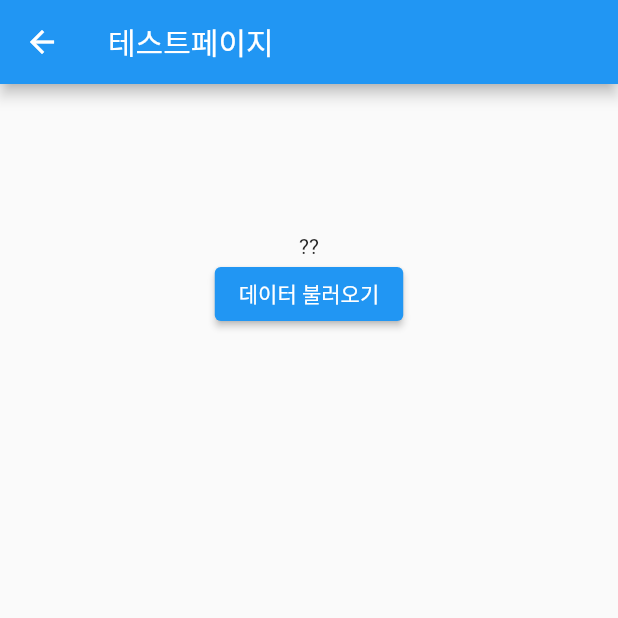
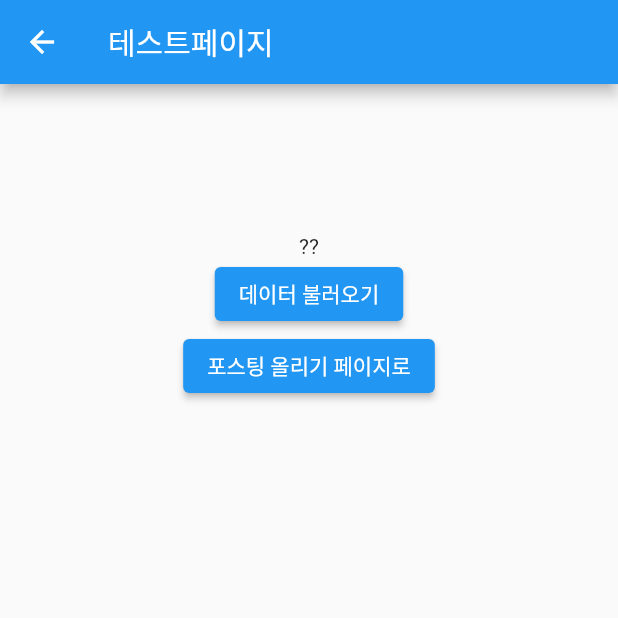
Before and after one commit to 2thekey/hsjmt001, a Flutter app: the screen it shows after launch, after a tap on "홍성JMT (맛있는 한끼면 충분해~)", on a phone screen of 412 x 824 dp, the top half of it. Run offline on Flutter 3.47's test engine with Material 2 defaults, Android fonts, the phone set to English and light mode, and no system bars; our stand-ins replace cloud_firestore, firebase_core, get; missing offline and left inert: scrolling_page_indicator; accounts and stored records are empty; network calls fail; Roboto replaces fonts that are missing (DongleRegular); key blocks and very long unbroken strings in the code were emptied for the run.

```diff
--- a/lib/mainpages/homescreen.dart
+++ b/lib/mainpages/homescreen.dart
@@ -12,7 +12,9 @@ class HomeScreen extends StatefulWidget {
 class _HomeScreenState extends State<HomeScreen> {
   @override
   Widget build(BuildContext context) {
-    return Container(
+    return Stack(
+      children:[
+        Container(
         child: ListView.separated(
             itemCount: 30,
             itemBuilder: (BuildContext context, int index){
@@ -24,6 +26,14 @@ class _HomeScreenState extends State<HomeScreen> {
               return const SizedBox(height: 10,);
           },
             )
+      ),
+        Container(
+          width: 50,
+          height: 50,
+          color: Colors.orange,
+        ),
+    ]
     );
+
   }
 }
--- a/lib/mainpages/testpage.dart
+++ b/lib/mainpages/testpage.dart
@@ -1,5 +1,7 @@
 import 'package:cloud_firestore/cloud_firestore.dart';
 import 'package:flutter/material.dart';
+import 'package:get/get.dart';
+import 'makepostpage.dart';
 
 class TestPage extends StatefulWidget {
   const TestPage({Key? key}) : super(key: key);
@@ -33,7 +35,16 @@ class _TestPageState extends State<TestPage> {
 
                   },
                   child: Text('데이터 불러오기'),
-              )
+              ),
+              ElevatedButton(
+                onPressed: () {
+                  Get.to(MakePostPage());
+                  },
+
+
+
+                child: Text('포스팅 올리기 페이지로'),
+              ),
 
             ],
           ),
```
Also changed, not shown: lib/mainpages/makepostpage.dart (added, +67 -0 lines). Lines whose indentation alone changed are shown as unchanged.
